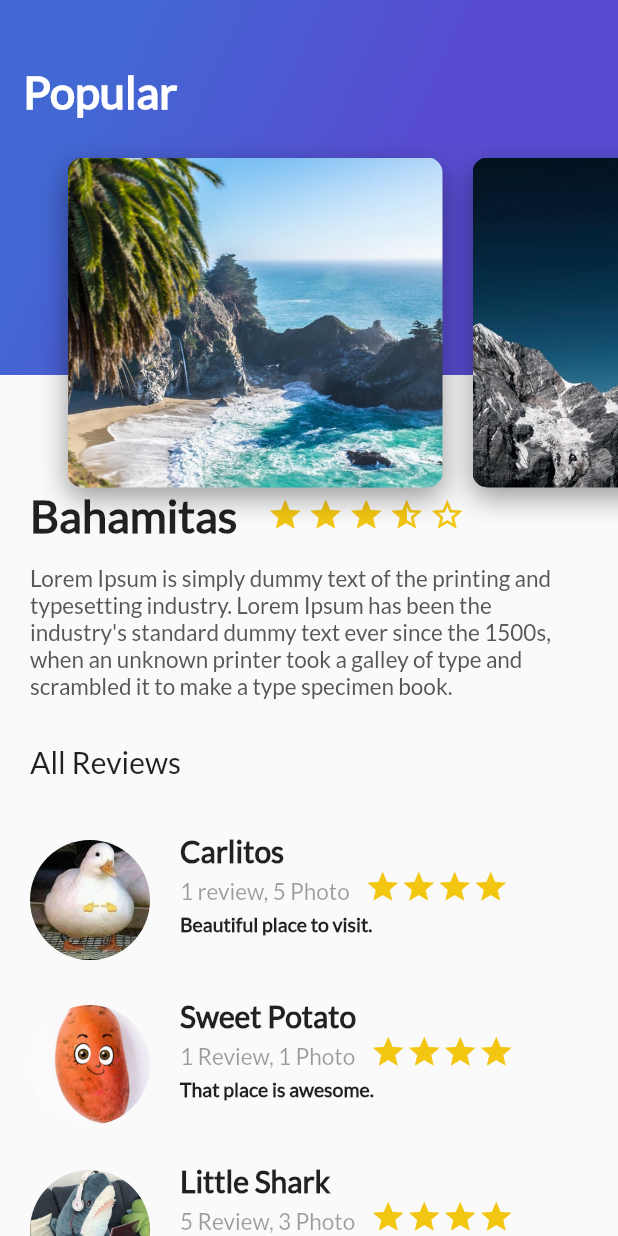
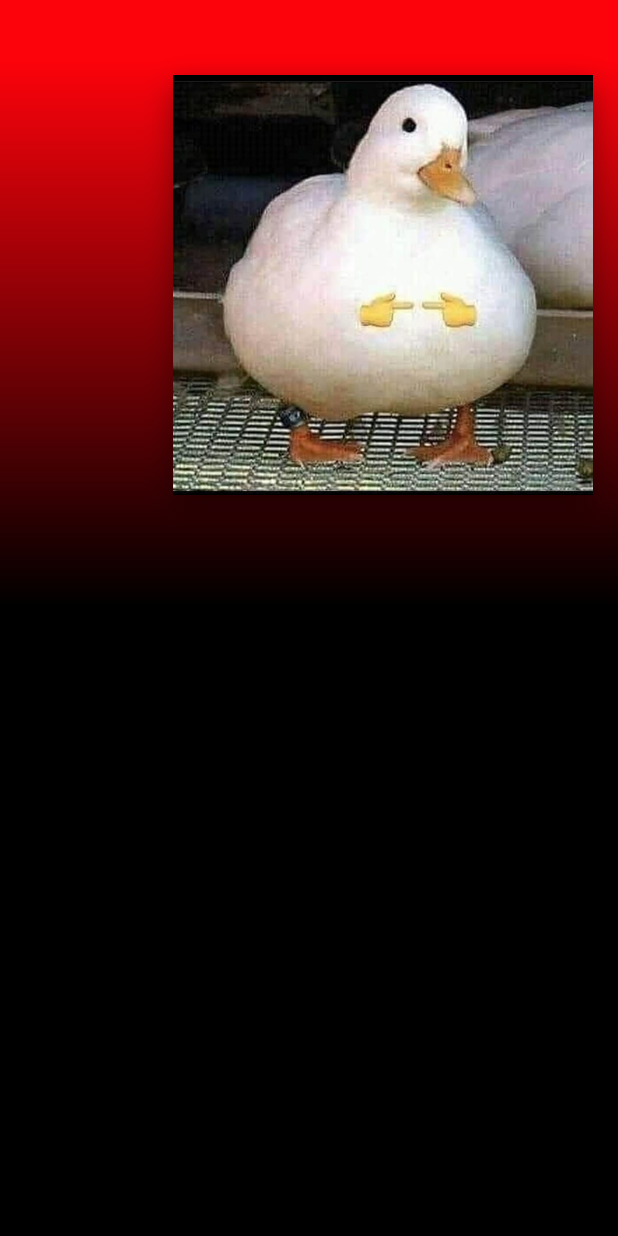
Before and after one commit to Angxandralol/app-flutter-curso, a Flutter app: the screen it shows after launch, on a phone screen of 412 x 824 dp. Run offline on Flutter 3.47's test engine with Material 2 defaults, Android fonts, the phone set to English and light mode, and no system bars.

Commit message:
avances del tercer reto

```diff
--- a/lib/components/place/description_place.dart
+++ b/lib/components/place/description_place.dart
@@ -1,4 +1,5 @@
 import 'package:flutter/material.dart';
+import 'package:platzi_trips_app/components/place/button-navigate.dart';
 import 'package:platzi_trips_app/components/place/stars.dart';
 import 'package:platzi_trips_app/components/place/title.dart';
 import 'package:platzi_trips_app/components/place/description.dart';
@@ -21,6 +22,9 @@ class DescriptionPlace extends StatelessWidget {
         Container(
           child: new Description(descriptionPlace),
         ),
+        Row(
+          children: [ButtonNavigate()],
+        )
         //Container(child: new ReviewList())
       ],
     );
--- a/lib/main.dart
+++ b/lib/main.dart
@@ -2,6 +2,8 @@ import 'package:flutter/material.dart';
 import 'package:flutter/services.dart';
 import 'package:platzi_trips_app/components/head/header_appbar.dart';
 import 'package:platzi_trips_app/components/review/reviewList.dart';
+import 'package:platzi_trips_app/retos/tercer-reto/content/contentApp.dart';
+import 'package:platzi_trips_app/retos/tercer-reto/header/header-appbar.dart';
 import 'components/place/description_place.dart';
 
 void main() {
@@ -17,8 +19,9 @@ class MyApp extends StatelessWidget {
   @override
   Widget build(BuildContext context) {
     return MaterialApp(
-        title: 'Flutter Demo',
-        home: Scaffold(
+      title: 'Flutter Demo',
+      //HOME DE LA APLICACION DEL CURSO
+      /*home: Scaffold(
           body: Stack(
             children: [
               ListView(
@@ -31,6 +34,14 @@ class MyApp extends StatelessWidget {
               HeaderAppBar()
             ],
           ),
-        ));
+        )*/
+
+      //HOME DEL TERCER RETO
+      home: Scaffold(
+        body: Stack(
+          children: [HeaderAppbar(), ContentApp()],
+        ),
+      ),
+    );
   }
 }
--- /dev/null
+++ b/lib/retos/tercer-reto/content/contentApp.dart
@@ -0,0 +1,13 @@
+import 'package:flutter/material.dart';
+
+class ContentApp extends StatelessWidget {
+  @override
+  Widget build(BuildContext context) {
+    final background = Container(
+      margin: EdgeInsets.only(top: 449.0),
+      height: 500.0,
+      color: Colors.black,
+    );
+    return background;
+  }
+}
--- /dev/null
+++ b/lib/retos/tercer-reto/header/header-appbar.dart
@@ -0,0 +1,47 @@
+import 'package:flutter/material.dart';
+
+class HeaderAppbar extends StatelessWidget {
+  String pathAlbumImage = "assets/inside.jpg";
+  String pathArtistImage = "assets/foto-perfil.jpg";
+  String titleAlbum = "Inside (Deluxe)";
+  String artist = "Mother Mother";
+
+  @override
+  Widget build(BuildContext context) {
+    final gradientBackground = Container(
+      height: 450.0,
+      decoration: BoxDecoration(
+          gradient: LinearGradient(
+              colors: [
+                Color.fromRGBO(252, 2, 11, 1),
+                Colors.black,
+              ],
+              begin: FractionalOffset(1.0, 0.0),
+              end: FractionalOffset(1.0, 0.9),
+              stops: [0.1, 1.2],
+              tileMode: TileMode.clamp)),
+    );
+
+    final albumImage = Container(
+      height: 280.0,
+      width: 280.0,
+      margin: EdgeInsets.only(top: 50.0, left: 115.0),
+      decoration: BoxDecoration(
+          image: DecorationImage(
+              fit: BoxFit.cover, image: AssetImage(pathArtistImage)),
+          shape: BoxShape.rectangle,
+          boxShadow: <BoxShadow>[
+            BoxShadow(
+                color: Colors.black38,
+                blurRadius: 15.0,
+                offset: Offset(0.0, 7.0))
+          ]),
+    );
+
+    final header = Stack(
+      children: [gradientBackground, albumImage],
+    );
+
+    return header;
+  }
+}
```
Also changed, not shown: lib/components/place/button-navigate.dart (added, +38 -0 lines), assets/inside.jpg (added), assets/inside.webp (added).
